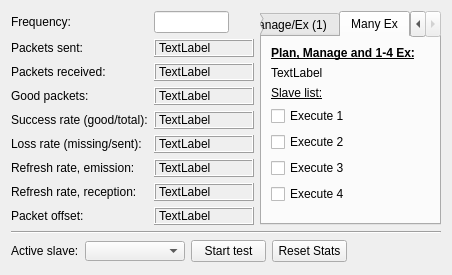
The window that ui/w_commtest.ui (johnbatzer18/biomech_flexsea-plan) describes before a commit, drawn with Qt 5.
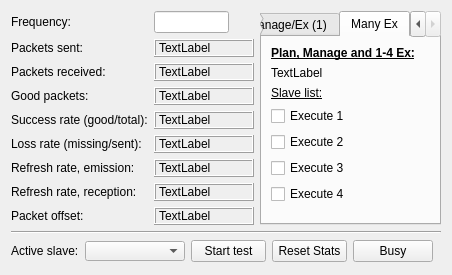
The same window after the commit.

Commit message: Merging small changes from public repo

Diff of the .ui file:
```diff
--- a/ui/w_commtest.ui
+++ b/ui/w_commtest.ui
@@ -595,6 +595,13 @@
        </property>
       </widget>
      </item>
+     <item>
+      <widget class="QPushButton" name="busyWaitButton">
+       <property name="text">
+        <string>Busy</string>
+       </property>
+      </widget>
+     </item>
      <item>
       <spacer name="horizontalSpacer_3">
        <property name="orientation">
```
The commit also changes 2 other files.
